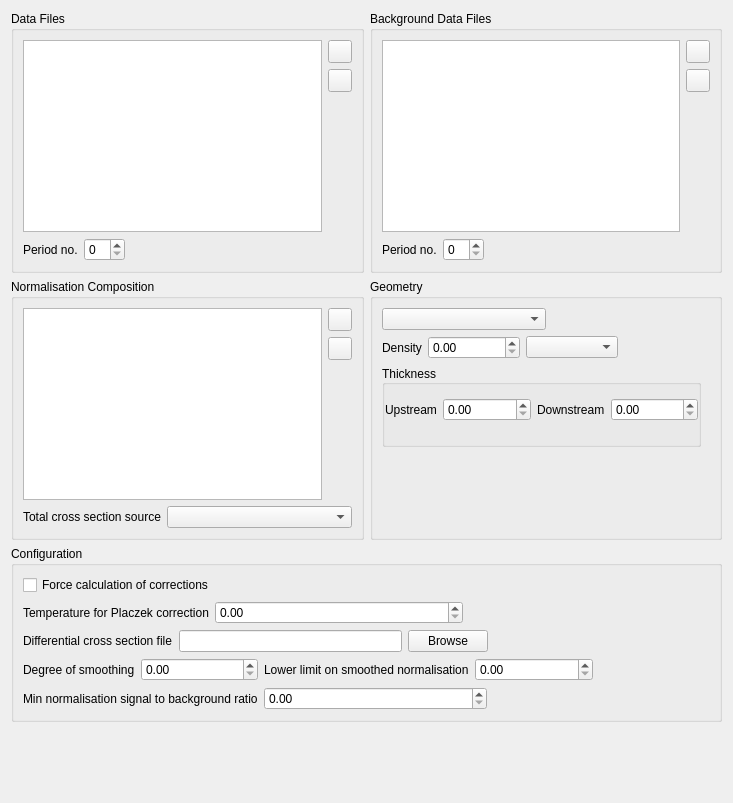
First picture: the form in src/gui/widgets/ui_files/normalisationWidget.ui, repository disorderedmaterials/GudPy, before the edit.
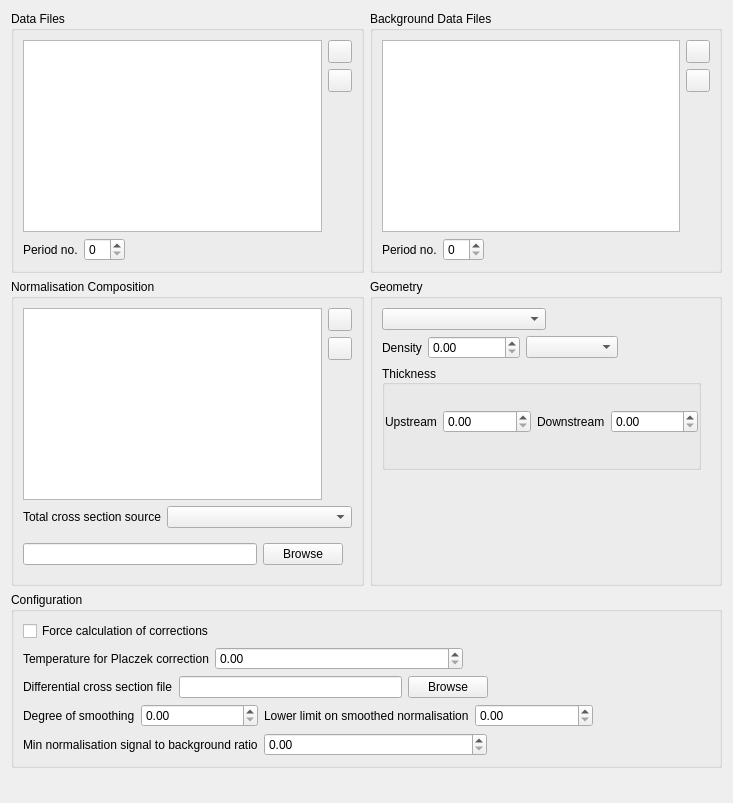
Second picture: the form after the edit. Icons and pictures are not drawn. Custom widgets are drawn as their Qt base class.

Commit message: Handle FILE for Total Cross Section Source (#130)

What changed in the file:
```diff
--- a/src/gui/widgets/ui_files/normalisationWidget.ui
+++ b/src/gui/widgets/ui_files/normalisationWidget.ui
@@ -431,6 +431,25 @@
           </item>
          </layout>
         </item>
+        <item>
+         <widget class="QWidget" name="crossSectionFileWidget" native="true">
+          <layout class="QHBoxLayout" name="horizontalLayout_19">
+           <property name="leftMargin">
+            <number>0</number>
+           </property>
+           <item>
+            <widget class="QLineEdit" name="crossSectionFileLineEdit"/>
+           </item>
+           <item>
+            <widget class="QPushButton" name="browseCrossSectionFileButton">
+             <property name="text">
+              <string>Browse</string>
+             </property>
+            </widget>
+           </item>
+          </layout>
+         </widget>
+        </item>
        </layout>
       </widget>
      </item>
```
The commit also changes 5 other files.
